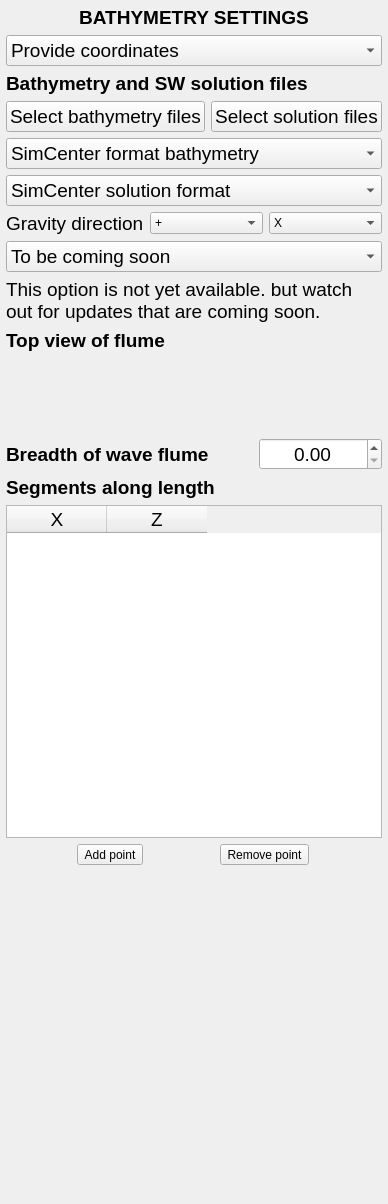
This is EVENTS/GeoClawOpenFOAM/bathymetry.ui in NHERI-SimCenter/HydroUQ as Qt 5 draws it before an edit. The edited form follows.
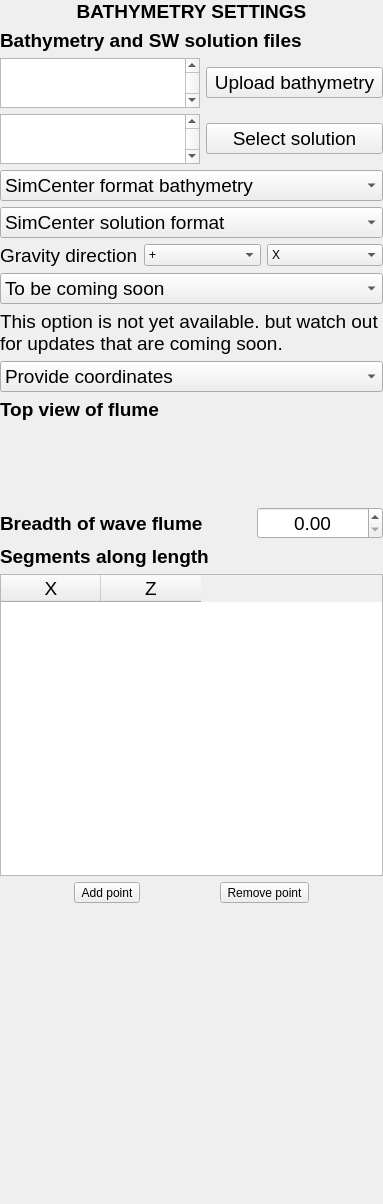
This is the edited form. Icons and pictures are not drawn.

What changed in the file:
```diff
--- a/EVENTS/GeoClawOpenFOAM/bathymetry.ui
+++ b/EVENTS/GeoClawOpenFOAM/bathymetry.ui
@@ -6,7 +6,7 @@
    <rect>
     <x>0</x>
     <y>0</y>
-    <width>373</width>
+    <width>383</width>
     <height>1204</height>
    </rect>
   </property>
@@ -15,16 +15,16 @@
   </property>
   <layout class="QVBoxLayout" name="verticalLayout_2">
    <property name="leftMargin">
-    <number>6</number>
+    <number>0</number>
    </property>
    <property name="topMargin">
-    <number>6</number>
+    <number>0</number>
    </property>
    <property name="rightMargin">
-    <number>6</number>
+    <number>0</number>
    </property>
    <property name="bottomMargin">
-    <number>6</number>
+    <number>0</number>
    </property>
    <item>
     <widget class="QLabel" name="Lbl_H1">
@@ -41,31 +41,6 @@
      </property>
     </widget>
    </item>
-   <item>
-    <widget class="QComboBox" name="CmB_FlumeGeoType">
-     <property name="font">
-      <font>
-       <pointsize>14</pointsize>
-      </font>
-     </property>
-     <property name="toolTip">
-      <string>Select how flume geometry will be defined</string>
-     </property>
-     <property name="toolTipDuration">
-      <number>10000</number>
-     </property>
-     <item>
-      <property name="text">
-       <string>Provide coordinates</string>
-      </property>
-     </item>
-     <item>
-      <property name="text">
-       <string>Use standard OSU Flume</string>
-      </property>
-     </item>
-    </widget>
-   </item>
    <item>
     <widget class="QLabel" name="Lbl_SelFiles">
      <property name="font">
@@ -82,7 +57,32 @@
     </widget>
    </item>
    <item>
-    <layout class="QHBoxLayout" name="HLY_Files">
+    <layout class="QHBoxLayout" name="horizontalLayout" stretch="2,1">
+     <item>
+      <widget class="QPlainTextEdit" name="PText_Files">
+       <property name="sizePolicy">
+        <sizepolicy hsizetype="Fixed" vsizetype="MinimumExpanding">
+         <horstretch>0</horstretch>
+         <verstretch>0</verstretch>
+        </sizepolicy>
+       </property>
+       <property name="minimumSize">
+        <size>
+         <width>200</width>
+         <height>50</height>
+        </size>
+       </property>
+       <property name="maximumSize">
+        <size>
+         <width>200</width>
+         <height>50</height>
+        </size>
+       </property>
+       <property name="verticalScrollBarPolicy">
+        <enum>Qt::ScrollBarAlwaysOn</enum>
+       </property>
+      </widget>
+     </item>
      <item>
       <widget class="QPushButton" name="Btn_UploadFiles">
        <property name="font">
@@ -97,7 +97,36 @@
         <number>10000</number>
        </property>
        <property name="text">
-        <string>Select bathymetry files</string>
+        <string>Upload bathymetry</string>
+       </property>
+      </widget>
+     </item>
+    </layout>
+   </item>
+   <item>
+    <layout class="QHBoxLayout" name="horizontalLayout_2" stretch="0,0">
+     <item>
+      <widget class="QPlainTextEdit" name="PText_Solution">
+       <property name="sizePolicy">
+        <sizepolicy hsizetype="Fixed" vsizetype="MinimumExpanding">
+         <horstretch>0</horstretch>
+         <verstretch>0</verstretch>
+        </sizepolicy>
+       </property>
+       <property name="minimumSize">
+        <size>
+         <width>200</width>
+         <height>50</height>
+        </size>
+       </property>
+       <property name="maximumSize">
+        <size>
+         <width>200</width>
+         <height>50</height>
+        </size>
+       </property>
+       <property name="verticalScrollBarPolicy">
+        <enum>Qt::ScrollBarAlwaysOn</enum>
        </property>
       </widget>
      </item>
@@ -115,7 +144,7 @@
         <number>10000</number>
        </property>
        <property name="text">
-        <string>Select solution files</string>
+        <string>Select solution</string>
        </property>
       </widget>
      </item>
@@ -277,6 +306,31 @@
      </property>
     </widget>
    </item>
+   <item>
+    <widget class="QComboBox" name="CmB_FlumeGeoType">
+     <property name="font">
+      <font>
+       <pointsize>14</pointsize>
+      </font>
+     </property>
+     <property name="toolTip">
+      <string>Select how flume geometry will be defined</string>
+     </property>
+     <property name="toolTipDuration">
+      <number>10000</number>
+     </property>
+     <item>
+      <property name="text">
+       <string>Provide coordinates</string>
+      </property>
+     </item>
+     <item>
+      <property name="text">
+       <string>Use standard OSU Flume</string>
+      </property>
+     </item>
+    </widget>
+   </item>
    <item>
     <widget class="QLabel" name="Lbl_TopViewH2">
      <property name="font">
```
Left out of the diff: 2 changed lines with no effect on the pictures.
